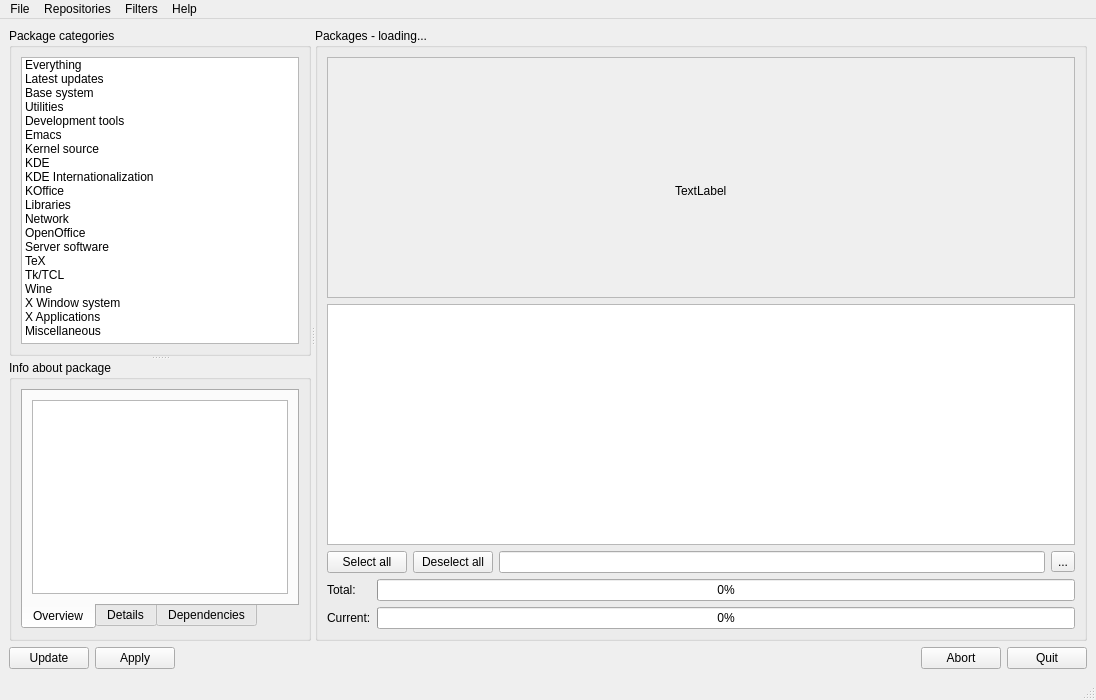
This is mpkg/manager/pkgmanager.ui in BackupTheBerlios/mops as Qt 5 draws it before an edit. The edited form follows.
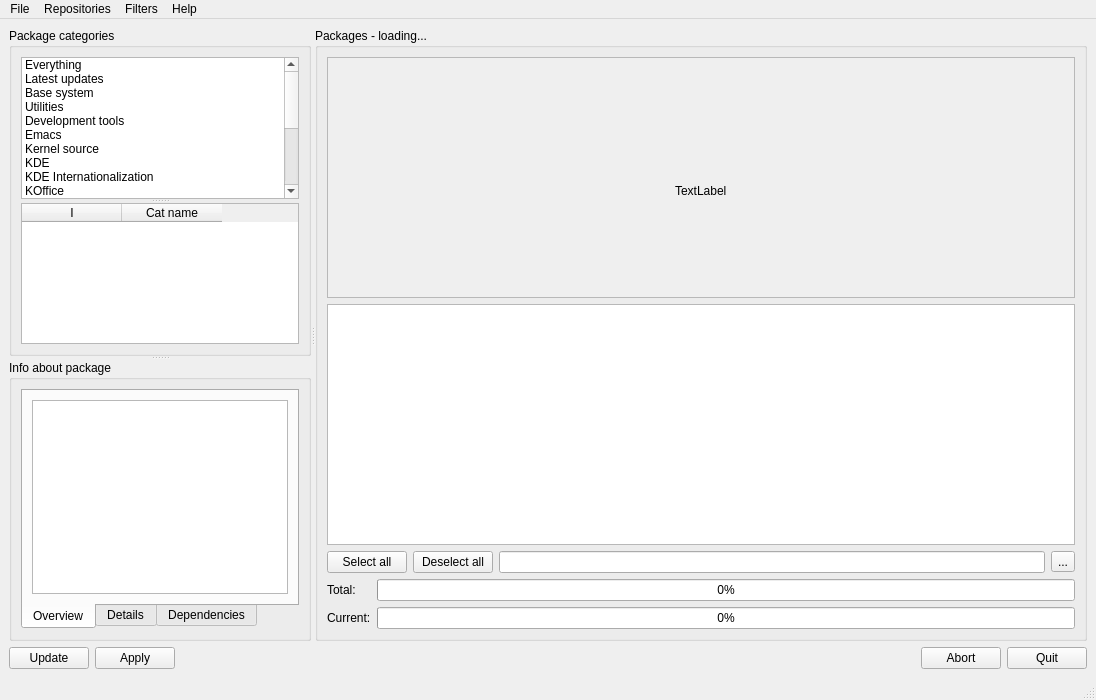
This is the edited form. Icons and pictures are not drawn.

```diff
--- a/mpkg/manager/pkgmanager.ui
+++ b/mpkg/manager/pkgmanager.ui
@@ -24,12 +24,12 @@
      <number>6</number>
     </property>
     <item>
+     <widget class="QSplitter" name="splitter_3" >
+      <property name="orientation" >
+       <enum>Qt::Horizontal</enum>
+      </property>
      <widget class="QSplitter" name="splitter_2" >
       <property name="orientation" >
-       <enum>Qt::Horizontal</enum>
-      </property>
-      <widget class="QSplitter" name="splitter" >
-       <property name="orientation" >
         <enum>Qt::Vertical</enum>
        </property>
        <widget class="QGroupBox" name="packageListBox" >
@@ -64,6 +64,10 @@
           <number>6</number>
          </property>
          <item>
+          <widget class="QSplitter" name="splitter" >
+           <property name="orientation" >
+            <enum>Qt::Vertical</enum>
+           </property>
           <widget class="QListWidget" name="listWidget" >
            <property name="maximumSize" >
             <size>
@@ -238,6 +242,28 @@
             </property>
            </item>
           </widget>
+           <widget class="QTableWidget" name="categoryTable" >
+            <property name="selectionMode" >
+             <enum>QAbstractItemView::SingleSelection</enum>
+            </property>
+            <property name="selectionBehavior" >
+             <enum>QAbstractItemView::SelectRows</enum>
+            </property>
+            <property name="showGrid" >
+             <bool>false</bool>
+            </property>
+            <column>
+             <property name="text" >
+              <string>I</string>
+             </property>
+            </column>
+            <column>
+             <property name="text" >
+              <string>Cat name</string>
+             </property>
+            </column>
+           </widget>
+          </widget>
          </item>
         </layout>
        </widget>
```
Left out of the diff: 2 changed lines with no effect on the pictures. Lines whose indentation alone changed are shown as unchanged.
